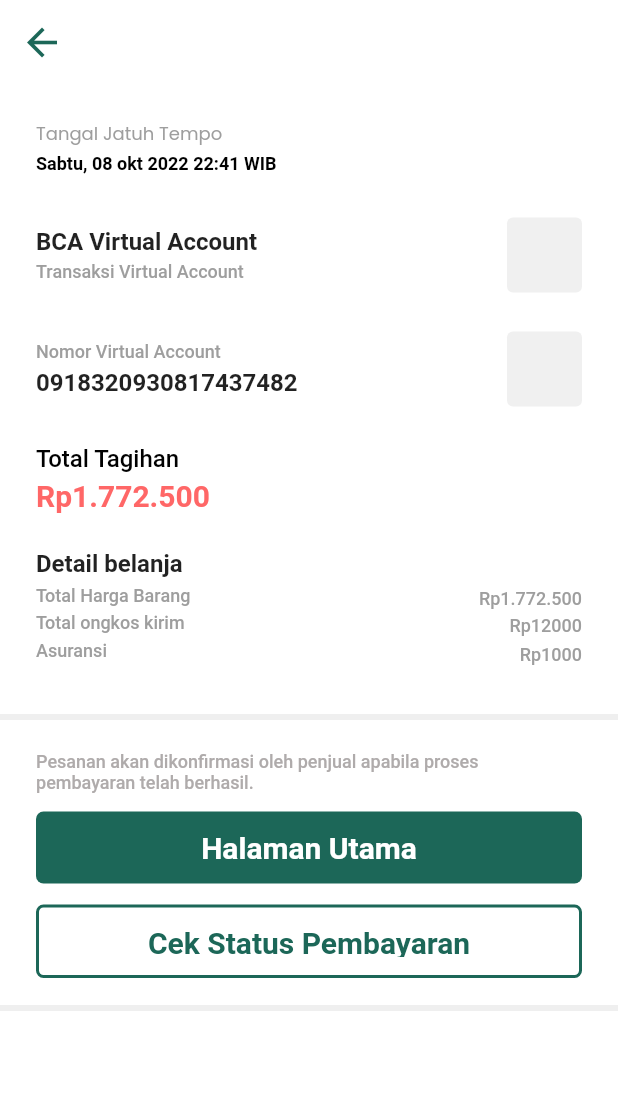
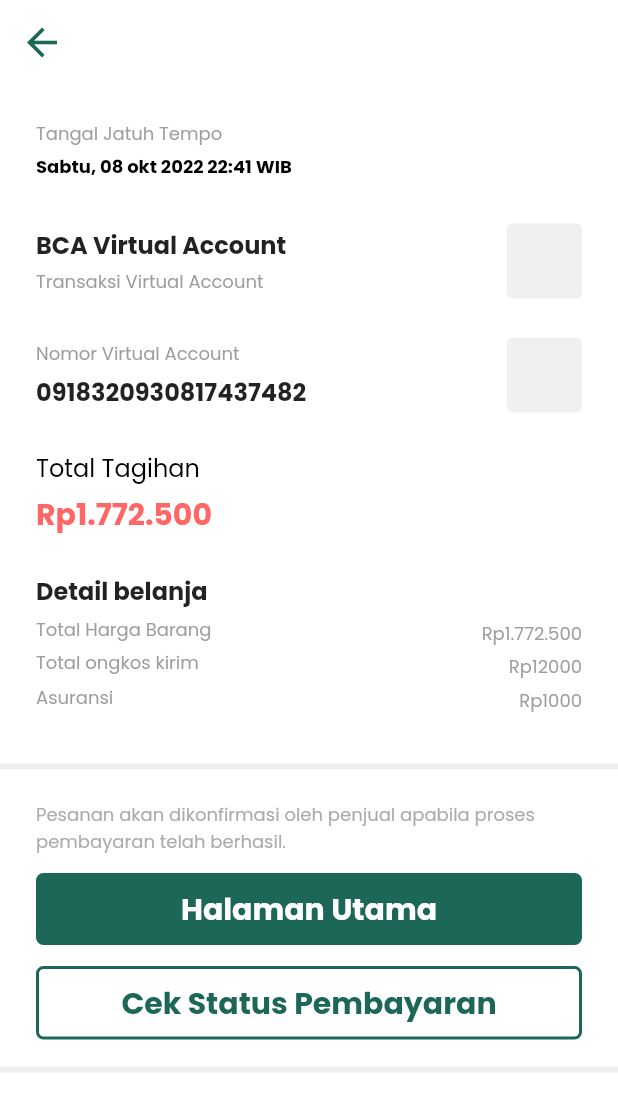
Before and after one commit to ZAmiera/HomeworkMotionZahraAmiera01, a Flutter app: the screen it shows after launch, on a phone screen of 412 x 824 dp. Shown: the top 1111 px of the screen. Run offline on Flutter 3.47's test engine with Material 2 defaults, Android fonts, the phone set to English and light mode, and no system bars.

Commit message:
secomd commit

```diff
--- a/lib/main.dart
+++ b/lib/main.dart
@@ -78,7 +78,7 @@
                         fontSize: 12,
                         fontWeight: FontWeight.w600,
                         color: Colors.black,
-                    ),
+                        fontFamily: 'Poppins'),
                   ),
                   const SizedBox(
                     height: 29,
@@ -94,7 +94,7 @@
                             style: TextStyle(
                                 fontSize: 16,
                                 fontWeight: FontWeight.w600,
-                            ),
+                                fontFamily: 'Poppins'),
                           ),
                           SizedBox(
                             height: 4,
@@ -105,7 +105,7 @@
                                 fontSize: 12,
                                 color: Colors.grey,
                                 fontWeight: FontWeight.w500,
-                            ),
+                                fontFamily: 'Poppins'),
                           ),
                         ],
                       ),
@@ -135,7 +135,7 @@
                                 fontSize: 12,
                                 color: Colors.grey,
                                 fontWeight: FontWeight.w500,
-                            ),
+                                fontFamily: 'Poppins'),
                           ),
                           SizedBox(
                             height: 4,
@@ -145,7 +145,7 @@
                             style: TextStyle(
                                 fontSize: 16,
                                 fontWeight: FontWeight.w600,
-                            ),
+                                fontFamily: 'Poppins'),
                           ),
                         ],
                       ),
@@ -169,7 +169,7 @@
                         fontSize: 16,
                         fontWeight: FontWeight.w500,
                         color: Colors.black,
-                    ),
+                        fontFamily: 'Poppins'),
                   ),
                   const SizedBox(
                     height: 4,
@@ -180,7 +180,7 @@
                         fontSize: 20,
                         fontWeight: FontWeight.w600,
                         color: Color.fromARGB(255, 255, 103, 103),
-                    ),
+                        fontFamily: 'Poppins'),
                   ),
                   const SizedBox(
                     height: 24,
@@ -190,7 +190,7 @@
                     style: TextStyle(
                         fontSize: 16,
                         fontWeight: FontWeight.w600,
-                    ),
+                        fontFamily: 'Poppins'),
                   ),
                   const SizedBox(
                     height: 5,
@@ -207,7 +207,7 @@
                                 fontSize: 12,
                                 color: Colors.grey,
                                 fontWeight: FontWeight.w500,
-                            ),
+                                fontFamily: 'Poppins'),
                           ),
                           SizedBox(
                             height: 4,
@@ -218,7 +218,7 @@
                                 fontSize: 12,
                                 color: Colors.grey,
                                 fontWeight: FontWeight.w500,
-                            ),
+                                fontFamily: 'Poppins'),
                           ),
                           SizedBox(
                             height: 5,
@@ -229,7 +229,7 @@
                                 fontSize: 12,
                                 color: Colors.grey,
                                 fontWeight: FontWeight.w500,
-                            ),
+                                fontFamily: 'Poppins'),
                           ),
                           SizedBox(
                             height: 5,
@@ -244,7 +244,7 @@
                                     fontSize: 12,
                                     color: Colors.grey,
                                     fontWeight: FontWeight.w500,
-                                )),
+                                    fontFamily: 'Poppins')),
                             SizedBox(
                               height: 4,
                             ),
@@ -254,7 +254,7 @@
                                   fontSize: 12,
                                   color: Colors.grey,
                                   fontWeight: FontWeight.w500,
-                              ),
+                                  fontFamily: 'Poppins'),
                             ),
                             SizedBox(
                               height: 5,
@@ -265,7 +265,7 @@
                                   fontSize: 12,
                                   color: Colors.grey,
                                   fontWeight: FontWeight.w500,
-                              ),
+                                  fontFamily: 'Poppins'),
                             ),
                           ])
                     ],
@@ -292,7 +292,7 @@
                             fontSize: 12,
                             color: Color.fromARGB(255, 175, 171, 171),
                             fontWeight: FontWeight.w500,
-                        ),
+                            fontFamily: 'Poppins'),
                       ),
                       SizedBox(
                         height: 12,
@@ -314,7 +314,7 @@
                                 fontWeight: FontWeight.w600,
                                 fontSize: 20,
                                 color: Colors.white,
-                            ),
+                                fontFamily: 'Poppins'),
                           ),
                         ),
                       ),
@@ -325,7 +325,7 @@
                         height: 2,
                       ),
                       Container(
-                        padding: const EdgeInsets.all(12.0),
+                        padding: const EdgeInsets.all(8.0),
                         width: 380,
                         height: 49,
                         decoration: BoxDecoration(
@@ -343,7 +343,7 @@
                               fontWeight: FontWeight.w600,
                               fontSize: 20,
                               color: Color.fromARGB(255, 28, 103, 88),
-                          ),
+                              fontFamily: 'Poppins'),
                         ),
                       ),
                     ],
```
Lines whose indentation alone changed are shown as unchanged.
